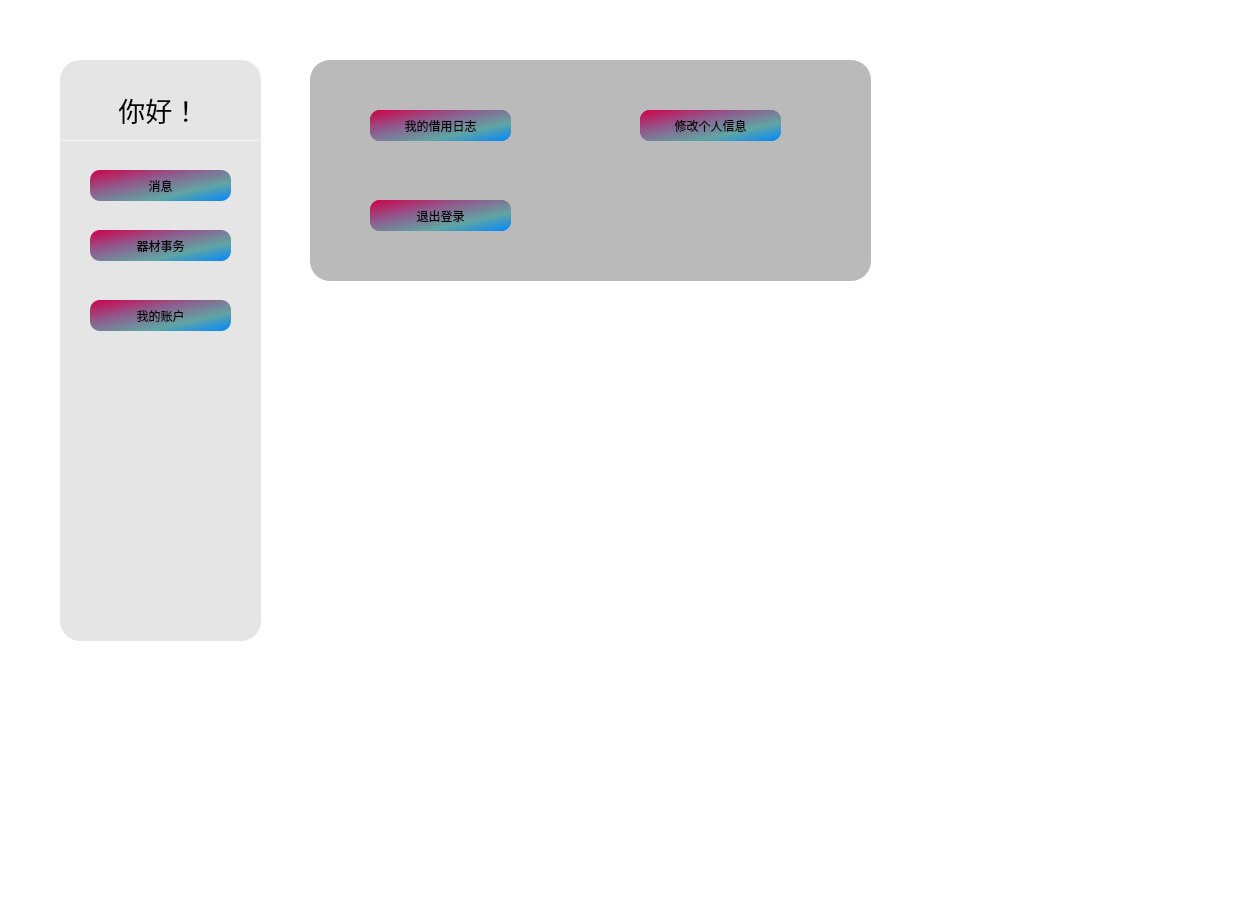
First picture: the form in view/homepage/studenthomepage.ui, repository JunWang666/LabNexus, before the edit.
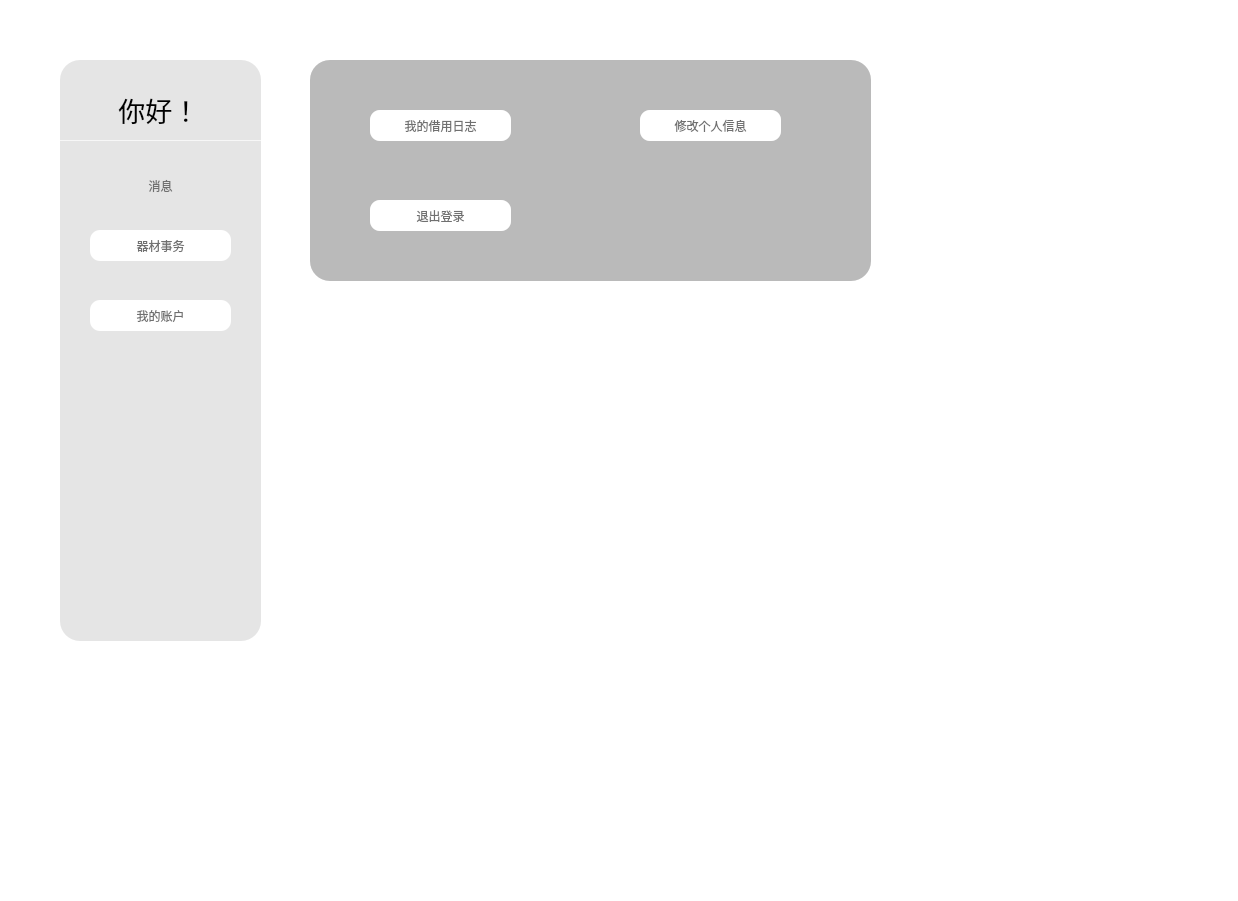
Second picture: the form after the edit. Icons and pictures are not drawn.

Commit message:
[refactor] 更新按钮样式
- 更新了 `teacherhomepage.ui`、`administratorhomepage.ui` 和 `studenthomepage.ui` 中的按钮样式。
- 将按钮背景颜色从线性渐变

```diff
--- a/view/homepage/studenthomepage.ui
+++ b/view/homepage/studenthomepage.ui
@@ -50,14 +50,20 @@
 
 QPushButton{
 border-radius:10px;
-	background-color: qlineargradient(spread:repeat, x1:0, y1:0, x2:1, y2:1, stop:0 rgba(207, 0, 73, 255), stop:0.363636 rgba(143, 92, 142, 255), stop:0.698864 rgba(96, 165, 163, 255), stop:1 rgba(0, 135, 255, 255));
-	font: 20pt &quot;Microsoft YaHei UI&quot;;
+
+    background-color: qradialgradient(spread:pad, cx:0.5, cy:1, radius:0.538, fx:0.496955, fy:1, stop:0 rgba(0, 220,
+    255, 255), stop:1 rgba(255, 205, 120, 255));
+    font:700 20pt &quot;Microsoft YaHei UI&quot;;
+    color: rgb(112, 112, 112);
 }
 
 QPushButton#messageButton{
+
 border-radius:10px;
-	background-color: qlineargradient(spread:repeat, x1:0, y1:0, x2:1, y2:1, stop:0 rgba(207, 0, 73, 255), stop:0.363636 rgba(143, 92, 142, 255), stop:0.698864 rgba(96, 165, 163, 255), stop:1 rgba(0, 135, 255, 255));
-	font: 20pt &quot;Microsoft YaHei UI&quot;;
+    background-color: qradialgradient(spread:pad, cx:0.5, cy:1, radius:0.538, fx:0.496955, fy:1, stop:0 rgba(0, 220,
+    255, 255), stop:1 rgba(255, 205, 120, 255));
+    font:700 20pt &quot;Microsoft YaHei UI&quot;;
+    color: rgb(112, 112, 112);
 }
 
 
@@ -66,7 +72,6 @@
 	background-color: qlineargradient(spread:pad, x1:0, y1:0, x2:1, y2:1, stop:0 rgba(0, 165, 165, 255), stop:0.471591 rgba(123, 162, 147, 255), stop:1 rgba(255, 159, 128, 255));
 	font: 20pt &quot;Microsoft YaHei UI&quot;;
 }
-
 QPushButton:pressed{
 	background-color: qlineargradient(spread:pad, x1:0, y1:0, x2:1, y2:1, stop:0 rgba(0, 165, 165, 255), stop:0.471591 rgba(123, 162, 147, 255), stop:1 rgba(255, 159, 128, 255));
 	font: 20pt &quot;Microsoft YaHei UI&quot;;
```
Left out of the diff: 28 changed lines with no effect on the pictures. The commit also changes 2 other files.
